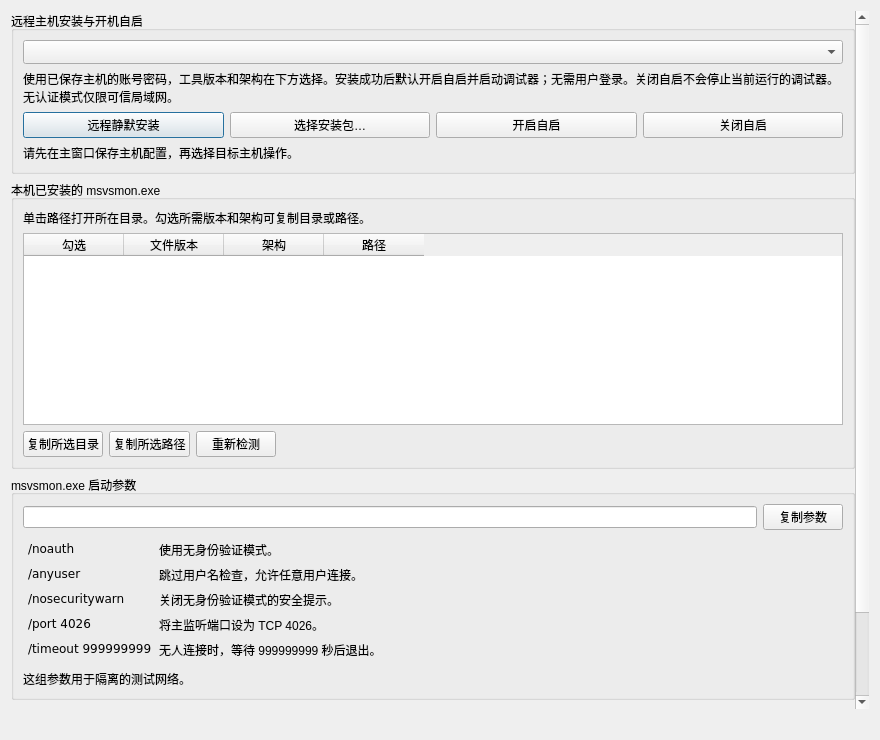
This is src/remotedebugger.ui in UUxxXxxUU/SyncTool as Qt 5 draws it before an edit. The edited form follows.
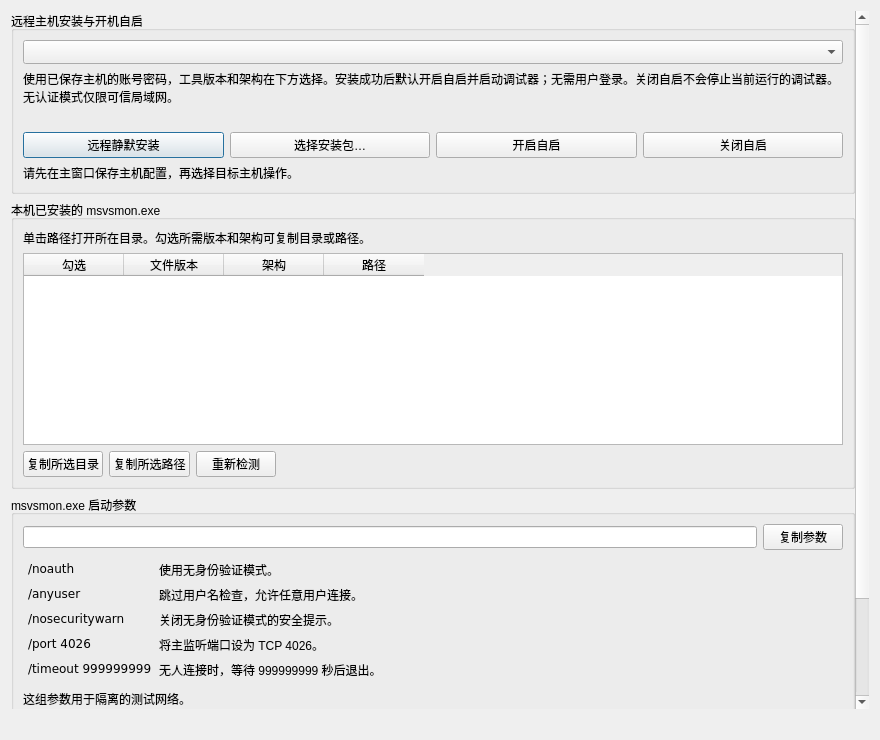
This is the edited form.

Patch:
```diff
--- a/src/remotedebugger.ui
+++ b/src/remotedebugger.ui
@@ -26,6 +26,10 @@
          <property name="wordWrap"><bool>true</bool></property>
          <property name="text"><string>使用已保存主机的账号密码，工具版本和架构在下方选择。安装成功后默认开启自启并启动调试器；无需用户登录。关闭自启不会停止当前运行的调试器。无认证模式仅限可信局域网。</string></property>
         </widget></item>
+        <item><widget class="QLabel" name="credentialHint">
+         <property name="wordWrap"><bool>true</bool></property>
+         <property name="textFormat"><enum>Qt::PlainText</enum></property>
+        </widget></item>
         <item><layout class="QHBoxLayout" name="remoteButtons">
          <item><widget class="QPushButton" name="installRemoteButton"><property name="text"><string>远程静默安装</string></property></widget></item>
          <item><widget class="QPushButton" name="browseRemoteInstallerButton"><property name="text"><string>选择安装包…</string></property></widget></item>
```
